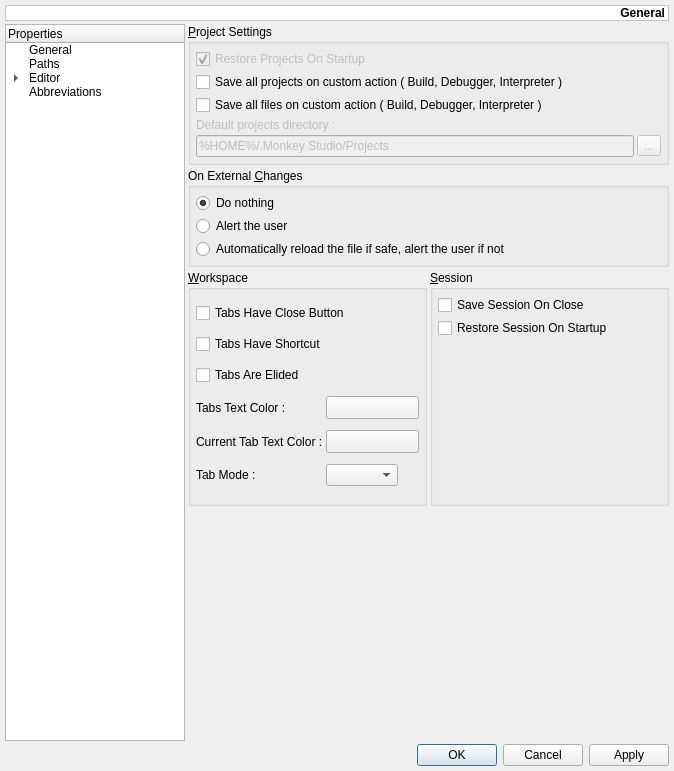
Before: the Qt Designer form v2/trunk/monkey/src/maininterface/ui/UISettings.ui in testmana2/mks, drawn with Qt 5.
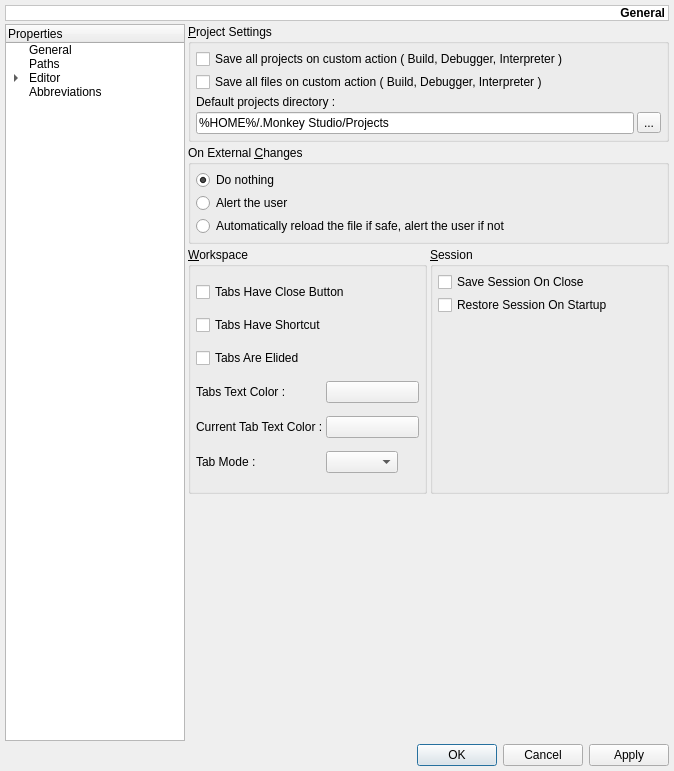
After: the same form once the commit is applied. Custom widgets are drawn as their Qt base class.

The edit to the form file:
```diff
--- a/v2/trunk/monkey/src/maininterface/ui/UISettings.ui
+++ b/v2/trunk/monkey/src/maininterface/ui/UISettings.ui
@@ -215,14 +215,6 @@
       <number>0</number>
      </property>
      <widget class="QWidget" name="pGeneral" >
-      <property name="geometry" >
-       <rect>
-        <x>0</x>
-        <y>0</y>
-        <width>481</width>
-        <height>699</height>
-       </rect>
-      </property>
       <layout class="QGridLayout" >
        <property name="margin" >
         <number>0</number>
@@ -242,57 +234,35 @@
           <property name="spacing" >
            <number>3</number>
           </property>
-          <item row="0" column="0" colspan="2" >
-           <widget class="QCheckBox" name="cbRestoreProjectsOnStartup" >
-            <property name="enabled" >
-             <bool>false</bool>
-            </property>
-            <property name="text" >
-             <string>Restore Projects On Startup</string>
-            </property>
-            <property name="checked" >
-             <bool>true</bool>
-            </property>
-           </widget>
-          </item>
-          <item row="3" column="0" colspan="2" >
+          <item row="2" column="0" colspan="2" >
            <widget class="QLabel" name="lDefaultProjectsDirectory" >
-            <property name="enabled" >
-             <bool>false</bool>
-            </property>
             <property name="text" >
              <string>Default projects directory :</string>
             </property>
            </widget>
           </item>
-          <item row="4" column="1" >
+          <item row="3" column="1" >
            <widget class="QToolButton" name="tbDefaultProjectsDirectory" >
-            <property name="enabled" >
-             <bool>false</bool>
-            </property>
             <property name="text" >
              <string>...</string>
             </property>
            </widget>
           </item>
-          <item row="4" column="0" >
+          <item row="3" column="0" >
            <widget class="QLineEdit" name="leDefaultProjectsDirectory" >
-            <property name="enabled" >
-             <bool>false</bool>
-            </property>
             <property name="text" >
              <string>%HOME%/.Monkey Studio/Projects</string>
             </property>
            </widget>
           </item>
-          <item row="2" column="0" colspan="2" >
+          <item row="1" column="0" colspan="2" >
            <widget class="QCheckBox" name="cbSaveFiles" >
             <property name="text" >
              <string>Save all files on custom action ( Build, Debugger, Interpreter )</string>
             </property>
            </widget>
           </item>
-          <item row="1" column="0" colspan="2" >
+          <item row="0" column="0" colspan="2" >
            <widget class="QCheckBox" name="cbSaveProjects" >
             <property name="text" >
              <string>Save all projects on custom action ( Build, Debugger, Interpreter )</string>
@@ -375,19 +345,14 @@
            </widget>
           </item>
           <item row="3" column="1" colspan="2" >
-           <widget class="QToolButton" name="tbTabsTextColor" >
+           <widget class="pColorButton" name="tbTabsTextColor" >
             <property name="sizePolicy" >
              <sizepolicy vsizetype="Fixed" hsizetype="Preferred" >
               <horstretch>0</horstretch>
               <verstretch>0</verstretch>
              </sizepolicy>
             </property>
-            <property name="iconSize" >
-             <size>
-              <width>48</width>
-              <height>16</height>
-             </size>
-            </property>
+            
            </widget>
           </item>
           <item row="3" column="0" >
@@ -405,19 +370,14 @@
            </widget>
           </item>
           <item row="4" column="1" colspan="2" >
-           <widget class="QToolButton" name="tbCurrentTabTextColor" >
+           <widget class="pColorButton" name="tbCurrentTabTextColor" >
             <property name="sizePolicy" >
              <sizepolicy vsizetype="Fixed" hsizetype="Preferred" >
               <horstretch>0</horstretch>
               <verstretch>0</verstretch>
              </sizepolicy>
             </property>
-            <property name="iconSize" >
-             <size>
-              <width>48</width>
-              <height>16</height>
-             </size>
-            </property>
+            
            </widget>
           </item>
           <item row="5" column="0" >
@@ -3076,6 +3036,11 @@
    <header location="global" >fresh.h</header>
    <container>1</container>
   </customwidget>
+  <customwidget>
+   <class>pColorButton</class>
+   <extends>QPushButton</extends>
+   <header location="global" >pColorButton.h</header>
+  </customwidget>
  </customwidgets>
  <tabstops>
   <tabstop>dbbButtons</tabstop>
```
Left out of the diff: 307 changed lines with no effect on the pictures.
